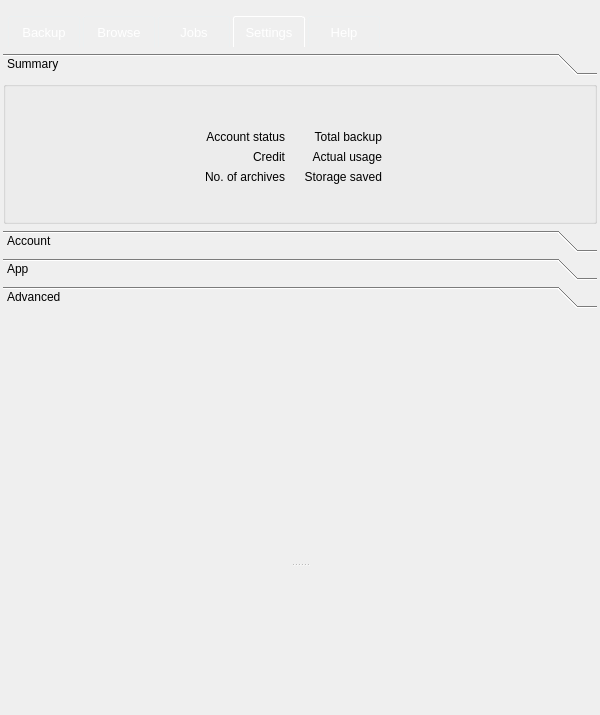
Tarsnap/tarsnap-gui, file forms/mainwindow.ui: the form before one commit.
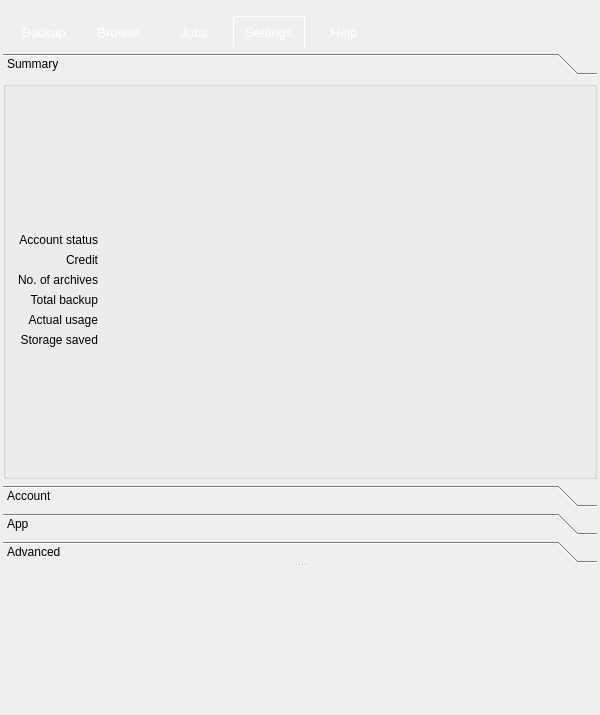
The form after the commit. The open tabs and pages were chosen to show the change. Icons and pictures are not drawn. Custom widgets are drawn as their Qt base class.

Commit message: Improvements to the Settings Summary page.

```diff
--- a/forms/mainwindow.ui
+++ b/forms/mainwindow.ui
@@ -889,7 +889,7 @@
                 <x>0</x>
                 <y>0</y>
                 <width>594</width>
-                <height>137</height>
+                <height>409</height>
                </rect>
               </property>
               <attribute name="label">
@@ -913,7 +913,7 @@
                  <property name="title">
                   <string/>
                  </property>
-                 <layout class="QGridLayout" name="gridLayout_5">
+                 <layout class="QVBoxLayout" name="verticalLayout_10">
                   <property name="leftMargin">
                    <number>12</number>
                   </property>
@@ -926,7 +926,50 @@
                   <property name="bottomMargin">
                    <number>12</number>
                   </property>
-                  <item row="1" column="1">
+                  <item alignment="Qt::AlignHCenter">
+                   <widget class="QLabel" name="iconLabel">
+                    <property name="minimumSize">
+                     <size>
+                      <width>128</width>
+                      <height>128</height>
+                     </size>
+                    </property>
+                    <property name="maximumSize">
+                     <size>
+                      <width>128</width>
+                      <height>128</height>
+                     </size>
+                    </property>
+                    <property name="text">
+                     <string/>
+                    </property>
+                    <property name="pixmap">
+                     <pixmap resource="../resources.qrc">:/resources/icons/tarsnap_icon.png</pixmap>
+                    </property>
+                    <property name="scaledContents">
+                     <bool>true</bool>
+                    </property>
+                   </widget>
+                  </item>
+                  <item>
+                   <widget class="QWidget" name="widget_7" native="true">
+                    <layout class="QFormLayout" name="formLayout">
+                     <property name="labelAlignment">
+                      <set>Qt::AlignRight|Qt::AlignTrailing|Qt::AlignVCenter</set>
+                     </property>
+                     <property name="leftMargin">
+                      <number>0</number>
+                     </property>
+                     <property name="topMargin">
+                      <number>0</number>
+                     </property>
+                     <property name="rightMargin">
+                      <number>0</number>
+                     </property>
+                     <property name="bottomMargin">
+                      <number>0</number>
+                     </property>
+                     <item row="0" column="0">
                    <widget class="QLabel" name="label_8">
                     <property name="text">
                      <string>Account status</string>
@@ -936,18 +979,8 @@
                     </property>
                    </widget>
                   </item>
-                  <item row="3" column="3">
-                   <widget class="QLabel" name="label_21">
-                    <property name="text">
-                     <string>Storage saved</string>
-                    </property>
-                    <property name="alignment">
-                     <set>Qt::AlignRight|Qt::AlignTrailing|Qt::AlignVCenter</set>
-                    </property>
-                   </widget>
-                  </item>
-                  <item row="3" column="2">
-                   <widget class="QLabel" name="accountArchivesCountLabel">
+                     <item row="0" column="1">
+                      <widget class="QLabel" name="accountStatusLabel">
                     <property name="font">
                      <font>
                       <weight>75</weight>
@@ -962,65 +995,7 @@
                     </property>
                    </widget>
                   </item>
-                  <item row="4" column="1" colspan="4">
-                   <spacer name="verticalSpacer_2">
-                    <property name="orientation">
-                     <enum>Qt::Vertical</enum>
-                    </property>
-                    <property name="sizeType">
-                     <enum>QSizePolicy::Expanding</enum>
-                    </property>
-                    <property name="sizeHint" stdset="0">
-                     <size>
-                      <width>20</width>
-                      <height>0</height>
-                     </size>
-                    </property>
-                   </spacer>
-                  </item>
-                  <item row="3" column="1">
-                   <widget class="QLabel" name="label_6">
-                    <property name="text">
-                     <string>No. of archives</string>
-                    </property>
-                    <property name="alignment">
-                     <set>Qt::AlignRight|Qt::AlignTrailing|Qt::AlignVCenter</set>
-                    </property>
-                   </widget>
-                  </item>
-                  <item row="2" column="4">
-                   <widget class="QLabel" name="accountActualSizeLabel">
-                    <property name="font">
-                     <font>
-                      <weight>75</weight>
-                      <bold>true</bold>
-                     </font>
-                    </property>
-                    <property name="text">
-                     <string/>
-                    </property>
-                    <property name="textInteractionFlags">
-                     <set>Qt::LinksAccessibleByMouse|Qt::TextSelectableByMouse</set>
-                    </property>
-                   </widget>
-                  </item>
-                  <item row="2" column="2">
-                   <widget class="QLabel" name="accountCreditLabel">
-                    <property name="font">
-                     <font>
-                      <weight>75</weight>
-                      <bold>true</bold>
-                     </font>
-                    </property>
-                    <property name="text">
-                     <string/>
-                    </property>
-                    <property name="textInteractionFlags">
-                     <set>Qt::LinksAccessibleByMouse|Qt::TextSelectableByMouse</set>
-                    </property>
-                   </widget>
-                  </item>
-                  <item row="2" column="1">
+                     <item row="1" column="0">
                    <widget class="QLabel" name="label_16">
                     <property name="text">
                      <string>Credit</string>
@@ -1030,8 +1005,8 @@
                     </property>
                    </widget>
                   </item>
-                  <item row="1" column="2">
-                   <widget class="QLabel" name="accountStatusLabel">
+                     <item row="1" column="1">
+                      <widget class="QLabel" name="accountCreditLabel">
                     <property name="font">
                      <font>
                       <weight>75</weight>
@@ -1046,30 +1021,33 @@
                     </property>
                    </widget>
                   </item>
-                  <item row="2" column="3">
-                   <widget class="QLabel" name="label_4">
+                     <item row="2" column="0">
+                      <widget class="QLabel" name="label_6">
                     <property name="text">
-                     <string>Actual usage</string>
+                        <string>No. of archives</string>
                     </property>
                     <property name="alignment">
                      <set>Qt::AlignRight|Qt::AlignTrailing|Qt::AlignVCenter</set>
                     </property>
                    </widget>
                   </item>
-                  <item row="0" column="1" colspan="4">
-                   <spacer name="verticalSpacer_4">
-                    <property name="orientation">
-                     <enum>Qt::Vertical</enum>
-                    </property>
-                    <property name="sizeHint" stdset="0">
-                     <size>
-                      <width>20</width>
-                      <height>0</height>
-                     </size>
-                    </property>
-                   </spacer>
-                  </item>
-                  <item row="1" column="3">
+                     <item row="2" column="1">
+                      <widget class="QLabel" name="accountArchivesCountLabel">
+                       <property name="font">
+                        <font>
+                         <weight>75</weight>
+                         <bold>true</bold>
+                        </font>
+                       </property>
+                       <property name="text">
+                        <string/>
+                       </property>
+                       <property name="textInteractionFlags">
+                        <set>Qt::LinksAccessibleByMouse|Qt::TextSelectableByMouse</set>
+                       </property>
+                      </widget>
+                     </item>
+                     <item row="3" column="0">
                    <widget class="QLabel" name="label_2">
                     <property name="text">
                      <string>Total backup</string>
@@ -1079,23 +1057,7 @@
                     </property>
                    </widget>
                   </item>
-                  <item row="3" column="4">
-                   <widget class="QLabel" name="accountStorageSavedLabel">
-                    <property name="font">
-                     <font>
-                      <weight>75</weight>
-                      <bold>true</bold>
-                     </font>
-                    </property>
-                    <property name="text">
-                     <string/>
-                    </property>
-                    <property name="textInteractionFlags">
-                     <set>Qt::LinksAccessibleByMouse|Qt::TextSelectableByMouse</set>
-                    </property>
-                   </widget>
-                  </item>
-                  <item row="1" column="4">
+                     <item row="3" column="1">
                    <widget class="QLabel" name="accountTotalSizeLabel">
                     <property name="font">
                      <font>
@@ -1111,37 +1073,60 @@
                     </property>
                    </widget>
                   </item>
-                  <item row="0" column="5" rowspan="5">
-                   <spacer name="horizontalSpacer_7">
-                    <property name="orientation">
-                     <enum>Qt::Horizontal</enum>
-                    </property>
-                    <property name="sizeType">
-                     <enum>QSizePolicy::Expanding</enum>
-                    </property>
-                    <property name="sizeHint" stdset="0">
-                     <size>
-                      <width>0</width>
-                      <height>20</height>
-                     </size>
-                    </property>
-                   </spacer>
-                  </item>
-                  <item row="0" column="0" rowspan="5">
-                   <spacer name="horizontalSpacer_6">
-                    <property name="orientation">
-                     <enum>Qt::Horizontal</enum>
-                    </property>
-                    <property name="sizeType">
-                     <enum>QSizePolicy::Expanding</enum>
-                    </property>
-                    <property name="sizeHint" stdset="0">
-                     <size>
-                      <width>0</width>
-                      <height>20</height>
-                     </size>
-                    </property>
-                   </spacer>
+                     <item row="4" column="0">
+                      <widget class="QLabel" name="label_4">
+                       <property name="text">
+                        <string>Actual usage</string>
+                       </property>
+                       <property name="alignment">
+                        <set>Qt::AlignRight|Qt::AlignTrailing|Qt::AlignVCenter</set>
+                       </property>
+                      </widget>
+                     </item>
+                     <item row="4" column="1">
+                      <widget class="QLabel" name="accountActualSizeLabel">
+                       <property name="font">
+                        <font>
+                         <weight>75</weight>
+                         <bold>true</bold>
+                        </font>
+                       </property>
+                       <property name="text">
+                        <string/>
+                       </property>
+                       <property name="textInteractionFlags">
+                        <set>Qt::LinksAccessibleByMouse|Qt::TextSelectableByMouse</set>
+                       </property>
+                      </widget>
+                     </item>
+                     <item row="5" column="0">
+                      <widget class="QLabel" name="label_21">
+                       <property name="text">
+                        <string>Storage saved</string>
+                       </property>
+                       <property name="alignment">
+                        <set>Qt::AlignRight|Qt::AlignTrailing|Qt::AlignVCenter</set>
+                       </property>
+                      </widget>
+                     </item>
+                     <item row="5" column="1">
+                      <widget class="QLabel" name="accountStorageSavedLabel">
+                       <property name="font">
+                        <font>
+                         <weight>75</weight>
+                         <bold>true</bold>
+                        </font>
+                       </property>
+                       <property name="text">
+                        <string/>
+                       </property>
+                       <property name="textInteractionFlags">
+                        <set>Qt::LinksAccessibleByMouse|Qt::TextSelectableByMouse</set>
+                       </property>
+                      </widget>
+                     </item>
+                    </layout>
+                   </widget>
                   </item>
                  </layout>
                 </widget>
@@ -1639,7 +1624,7 @@
               <enum>Qt::Vertical</enum>
              </property>
              <property name="sizeType">
-              <enum>QSizePolicy::Expanding</enum>
+              <enum>QSizePolicy::Preferred</enum>
              </property>
              <property name="sizeHint" stdset="0">
               <size>
```
Left out of the diff: 2 changed lines with no effect on the pictures. Lines whose indentation alone changed are shown as unchanged.
